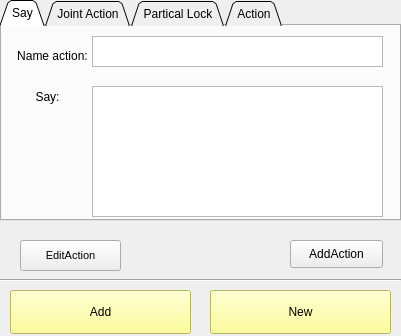
DatTran262/DO_AN, file AddAction.ui: the form before one commit.
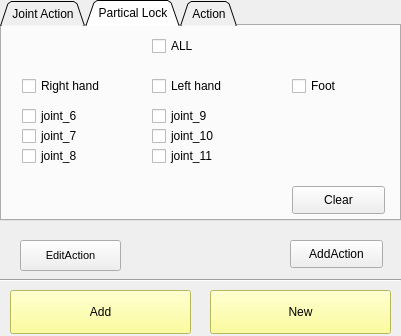
The form after the commit. The open tabs and pages were chosen to show the change. Icons and pictures are not drawn.

```diff
--- a/AddAction.ui
+++ b/AddAction.ui
@@ -49,66 +49,6 @@
    <property name="tabBarAutoHide">
     <bool>false</bool>
    </property>
-   <widget class="QWidget" name="Say">
-    <attribute name="title">
-     <string>Say</string>
-    </attribute>
-    <widget class="QLabel" name="lbNameSay">
-     <property name="geometry">
-      <rect>
-       <x>10</x>
-       <y>20</y>
-       <width>81</width>
-       <height>20</height>
-      </rect>
-     </property>
-     <property name="text">
-      <string>Name action:</string>
-     </property>
-     <property name="alignment">
-      <set>Qt::AlignCenter</set>
-     </property>
-    </widget>
-    <widget class="QTextEdit" name="txtNameSay">
-     <property name="geometry">
-      <rect>
-       <x>90</x>
-       <y>10</y>
-       <width>291</width>
-       <height>31</height>
-      </rect>
-     </property>
-    </widget>
-    <widget class="QPlainTextEdit" name="txtSay">
-     <property name="geometry">
-      <rect>
-       <x>90</x>
-       <y>60</y>
-       <width>291</width>
-       <height>131</height>
-      </rect>
-     </property>
-     <property name="plainText">
-      <string/>
-     </property>
-    </widget>
-    <widget class="QLabel" name="lbSay">
-     <property name="geometry">
-      <rect>
-       <x>10</x>
-       <y>60</y>
-       <width>71</width>
-       <height>21</height>
-      </rect>
-     </property>
-     <property name="text">
-      <string>Say:</string>
-     </property>
-     <property name="alignment">
-      <set>Qt::AlignCenter</set>
-     </property>
-    </widget>
-   </widget>
    <widget class="QWidget" name="ActionBasic">
     <attribute name="title">
      <string>Joint Action</string>
@@ -258,6 +198,19 @@
       <string>joint_8</string>
      </property>
     </widget>
+    <widget class="QPushButton" name="btnClear">
+     <property name="geometry">
+      <rect>
+       <x>290</x>
+       <y>160</y>
+       <width>93</width>
+       <height>28</height>
+      </rect>
+     </property>
+     <property name="text">
+      <string>Clear</string>
+     </property>
+    </widget>
    </widget>
    <widget class="QWidget" name="Zip">
     <attribute name="title">
```
Left out of the diff: 4 changed lines with no effect on the pictures.
